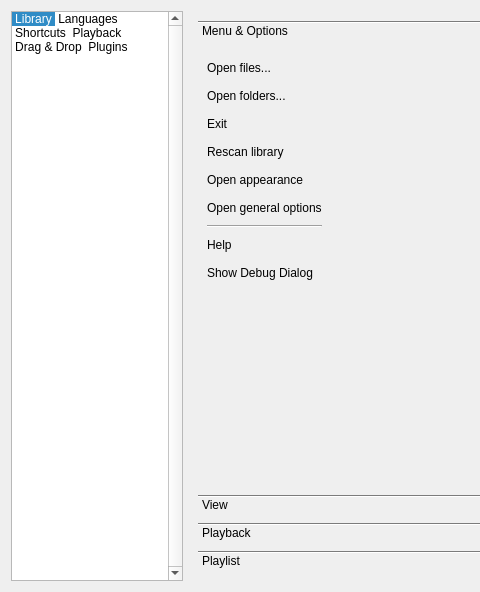
Above: src/Player/customizeoptionsdialog.ui from MBach/Miam-Player before the change; both pictures show x 0 to 480 and y 0 to 592 of the 714 by 592 pixel window. Below: the same form after it.
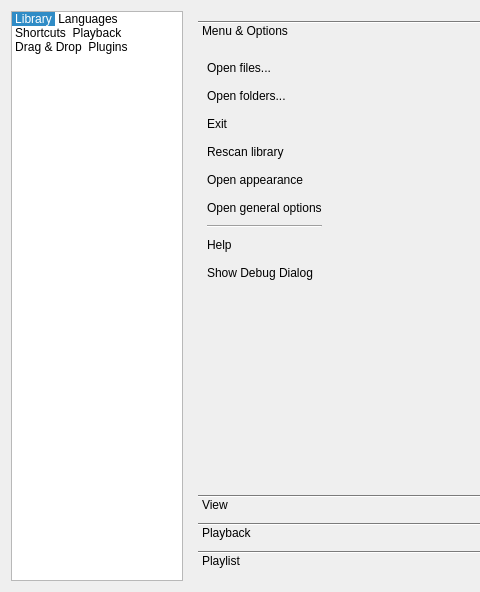
That is the form after the change. The open tabs and pages were chosen to show the change. Icons and pictures are not drawn. Custom widgets are drawn as their Qt base class.

The edit to the form file:
```diff
--- a/src/Player/customizeoptionsdialog.ui
+++ b/src/Player/customizeoptionsdialog.ui
@@ -28,9 +28,6 @@
        <height>16777215</height>
       </size>
      </property>
-     <property name="verticalScrollBarPolicy">
-      <enum>Qt::ScrollBarAlwaysOn</enum>
-     </property>
      <property name="horizontalScrollBarPolicy">
       <enum>Qt::ScrollBarAlwaysOff</enum>
      </property>
```
Left out of the diff: 16 changed lines with no effect on the pictures.
